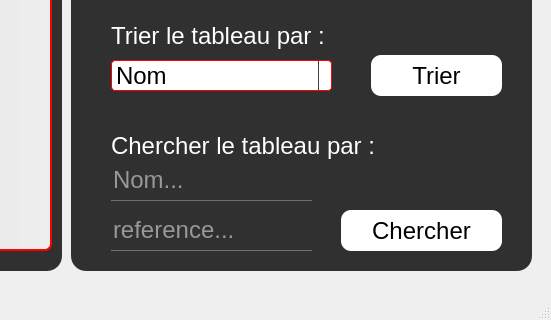
This is gestionequipement.ui in nefissaKhiari/Smart_Plolice_Station as Qt 5 draws it before an edit; both pictures show x 699 to 1250 and y 430 to 750 of the 1250 by 750 pixel window. The edited form follows.
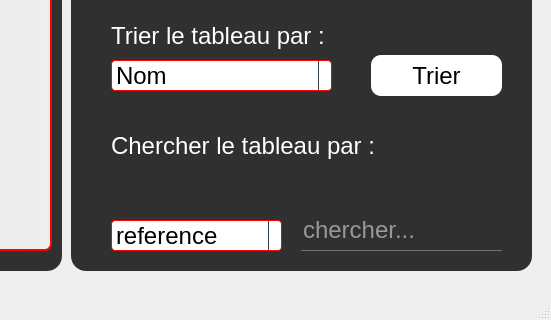
This is the edited form. Icons and pictures are not drawn.

Diff of the .ui file:
```diff
--- a/gestionequipement.ui
+++ b/gestionequipement.ui
@@ -725,54 +725,6 @@
         </size>
        </property>
       </widget>
-      <widget class="QLineEdit" name="LE_ChercherNom">
-       <property name="geometry">
-        <rect>
-         <x>40</x>
-         <y>200</y>
-         <width>201</width>
-         <height>41</height>
-        </rect>
-       </property>
-       <property name="placeholderText">
-        <string>Nom...</string>
-       </property>
-      </widget>
-      <widget class="QPushButton" name="B_Recherche">
-       <property name="geometry">
-        <rect>
-         <x>270</x>
-         <y>250</y>
-         <width>161</width>
-         <height>41</height>
-        </rect>
-       </property>
-       <property name="cursor">
-        <cursorShape>PointingHandCursor</cursorShape>
-       </property>
-       <property name="styleSheet">
-        <string notr="true">QPushButton {
-	background: white;
-}
-
-QPushButton:hover {
-	background: #BEBEBE;
-}</string>
-       </property>
-       <property name="text">
-        <string>Chercher</string>
-       </property>
-       <property name="icon">
-        <iconset resource="ressource.qrc">
-         <normaloff>:/ressource/image/search.png</normaloff>:/ressource/image/search.png</iconset>
-       </property>
-       <property name="iconSize">
-        <size>
-         <width>25</width>
-         <height>25</height>
-        </size>
-       </property>
-      </widget>
       <widget class="QLabel" name="L_CB_Recherche">
        <property name="geometry">
         <rect>
@@ -792,14 +744,14 @@
       <widget class="QLineEdit" name="LE_ChercherReference">
        <property name="geometry">
         <rect>
-         <x>40</x>
+         <x>230</x>
          <y>250</y>
          <width>201</width>
          <height>41</height>
         </rect>
        </property>
        <property name="placeholderText">
-        <string>reference...</string>
+        <string>chercher...</string>
        </property>
       </widget>
       <widget class="QPushButton" name="B_ResetTableEquipement">
@@ -832,6 +784,96 @@
          <normaloff>:/ressource/image/close.png</normaloff>:/ressource/image/close.png</iconset>
        </property>
       </widget>
+      <widget class="QComboBox" name="CB_RechercheEquipement">
+       <property name="geometry">
+        <rect>
+         <x>40</x>
+         <y>260</y>
+         <width>171</width>
+         <height>31</height>
+        </rect>
+       </property>
+       <property name="styleSheet">
+        <string notr="true">QComboBox {
+  border: 1px solid red;
+  border-radius: 4px;
+  background: white;
+}
+
+QComboBox QAbstractItemView {
+  border: 1px solid black;
+  border-radius: 0;
+  background-color: white;
+  selection-background-color:#305068;
+}
+
+QComboBox QAbstractItemView:hover {
+  background-color: white;
+  color: #F0F0F0;
+}
+
+QComboBox QAbstractItemView:selected {
+  background: #1464A0;
+  color: #32414B;
+}
+
+QComboBox QAbstractItemView:alternate {
+  background: #19232D;
+}
+
+QComboBox:disabled {
+  background-color: #19232D;
+  color: #787878;
+}
+
+QComboBox:hover {
+  border: 1px solid #148CD2;
+}
+
+QComboBox:focus {
+  border: 1px solid #1464A0;
+}
+
+QComboBox:on {
+  selection-background-color: #1464A0;
+}
+
+QComboBox::item:checked {
+  font-weight: bold;
+}
+
+QComboBox::item:selected {
+  border: 0px solid transparent;
+}
+
+QComboBox::drop-down {
+  subcontrol-origin: padding;
+  subcontrol-position: top right;
+  width: 12px;
+  border-left: 1px solid #32414B;
+}</string>
+       </property>
+       <item>
+        <property name="text">
+         <string>reference</string>
+        </property>
+       </item>
+       <item>
+        <property name="text">
+         <string>quantite</string>
+        </property>
+       </item>
+       <item>
+        <property name="text">
+         <string>etat</string>
+        </property>
+       </item>
+       <item>
+        <property name="text">
+         <string>poid</string>
+        </property>
+       </item>
+      </widget>
      </widget>
      <zorder>frame</zorder>
      <zorder>B_BackToGestions</zorder>
```
